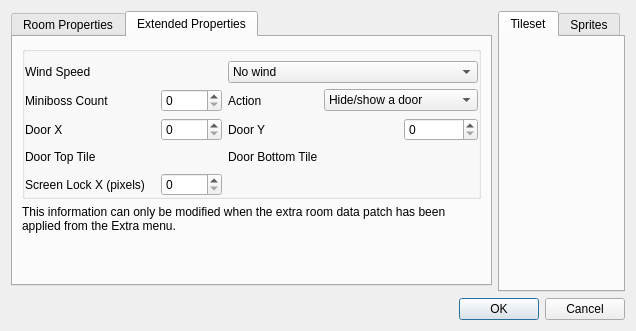
devinacker/kale, file src/propertieswindow.ui: the form before one commit.
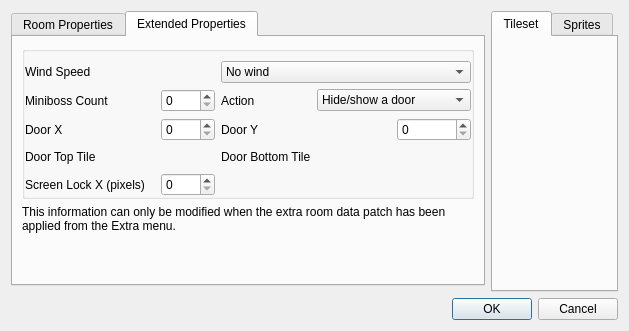
The form after the commit. Icons and pictures are not drawn.

```diff
--- a/src/propertieswindow.ui
+++ b/src/propertieswindow.ui
@@ -381,7 +381,7 @@
              </sizepolicy>
             </property>
             <property name="maximum">
-             <number>65535</number>
+             <number>3840</number>
             </property>
             <property name="singleStep">
              <number>16</number>
```
